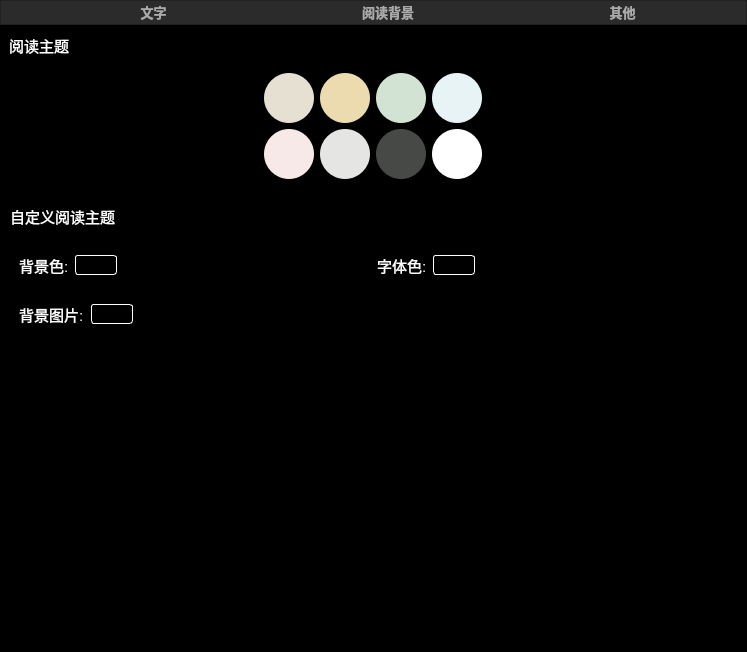
Before: the Qt Designer form pyqt_app/ui/more_widget.ui in fffoobibi/pyqt_novel, drawn with Qt 5.
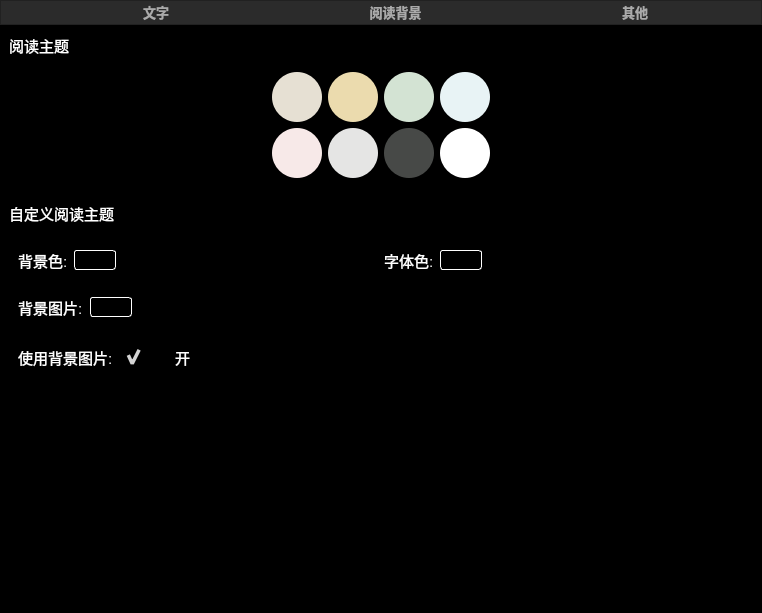
After: the same form once the commit is applied. The open tabs and pages were chosen to show the change. Icons and pictures are not drawn. Custom widgets are drawn as their Qt base class.

```diff
--- a/pyqt_app/ui/more_widget.ui
+++ b/pyqt_app/ui/more_widget.ui
@@ -6,8 +6,8 @@
    <rect>
     <x>0</x>
     <y>0</y>
-    <width>747</width>
-    <height>652</height>
+    <width>762</width>
+    <height>613</height>
    </rect>
   </property>
   <property name="windowTitle">
@@ -799,6 +799,37 @@
       </property>
       <layout class="QVBoxLayout" name="verticalLayout_3">
        <item>
+        <widget class="QScrollArea" name="scrollArea_2">
+         <property name="styleSheet">
+          <string notr="true">background:transparent;
+border:none</string>
+         </property>
+         <property name="widgetResizable">
+          <bool>true</bool>
+         </property>
+         <widget class="QWidget" name="scrollAreaWidgetContents_2">
+          <property name="geometry">
+           <rect>
+            <x>0</x>
+            <y>0</y>
+            <width>740</width>
+            <height>566</height>
+           </rect>
+          </property>
+          <layout class="QVBoxLayout" name="verticalLayout_6">
+           <property name="leftMargin">
+            <number>0</number>
+           </property>
+           <property name="topMargin">
+            <number>0</number>
+           </property>
+           <property name="rightMargin">
+            <number>0</number>
+           </property>
+           <property name="bottomMargin">
+            <number>0</number>
+           </property>
+           <item>
         <widget class="QLabel" name="label_7">
          <property name="text">
           <string>阅读主题</string>
@@ -1258,6 +1289,73 @@
          </layout>
         </widget>
        </item>
+           <item>
+            <widget class="QFrame" name="frame_14">
+             <property name="frameShape">
+              <enum>QFrame::StyledPanel</enum>
+             </property>
+             <property name="frameShadow">
+              <enum>QFrame::Raised</enum>
+             </property>
+             <layout class="QHBoxLayout" name="horizontalLayout_14">
+              <item>
+               <widget class="QLabel" name="label_15">
+                <property name="text">
+                 <string>使用背景图片:</string>
+                </property>
+               </widget>
+              </item>
+              <item>
+               <widget class="QCheckBox" name="use_image_checkbox">
+                <property name="styleSheet">
+                 <string notr="true">
+QCheckBox::indicator{
+    width: 50px;
+    height: 28px;
+}
+
+QCheckBox::indicator:unchecked{
+    image:url(:/ico/开关-关.svg);
+}
+
+QCheckBox::indicator:checked{
+    image:url(:/ico/开关-开.svg);
+}
+</string>
+                </property>
+                <property name="text">
+                 <string>开</string>
+                </property>
+                <property name="iconSize">
+                 <size>
+                  <width>30</width>
+                  <height>30</height>
+                 </size>
+                </property>
+                <property name="checkable">
+                 <bool>true</bool>
+                </property>
+                <property name="checked">
+                 <bool>true</bool>
+                </property>
+               </widget>
+              </item>
+              <item>
+               <spacer name="horizontalSpacer_10">
+                <property name="orientation">
+                 <enum>Qt::Horizontal</enum>
+                </property>
+                <property name="sizeHint" stdset="0">
+                 <size>
+                  <width>40</width>
+                  <height>20</height>
+                 </size>
+                </property>
+               </spacer>
+              </item>
+             </layout>
+            </widget>
+           </item>
        <item>
         <spacer name="verticalSpacer_2">
          <property name="orientation">
@@ -1265,11 +1363,15 @@
          </property>
          <property name="sizeHint" stdset="0">
           <size>
-           <width>17</width>
-           <height>191</height>
+               <width>20</width>
+               <height>40</height>
           </size>
          </property>
         </spacer>
+           </item>
+          </layout>
+         </widget>
+        </widget>
        </item>
       </layout>
      </widget>
```
Left out of the diff: 11 changed lines with no effect on the pictures. Lines whose indentation alone changed are shown as unchanged.
